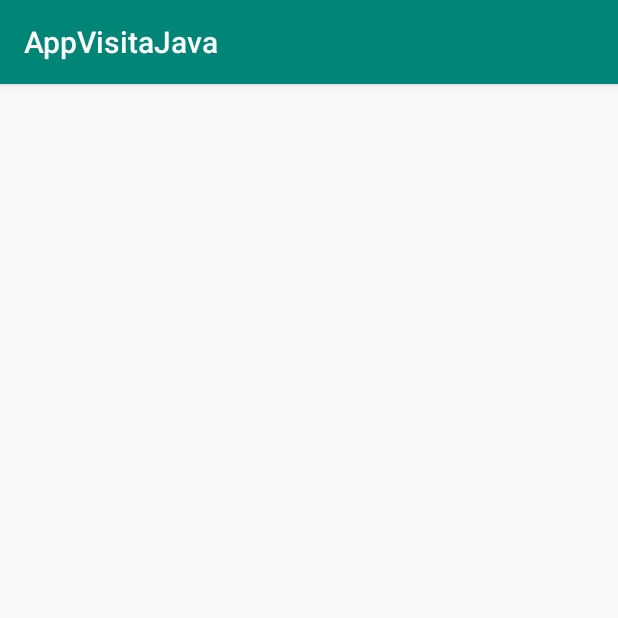
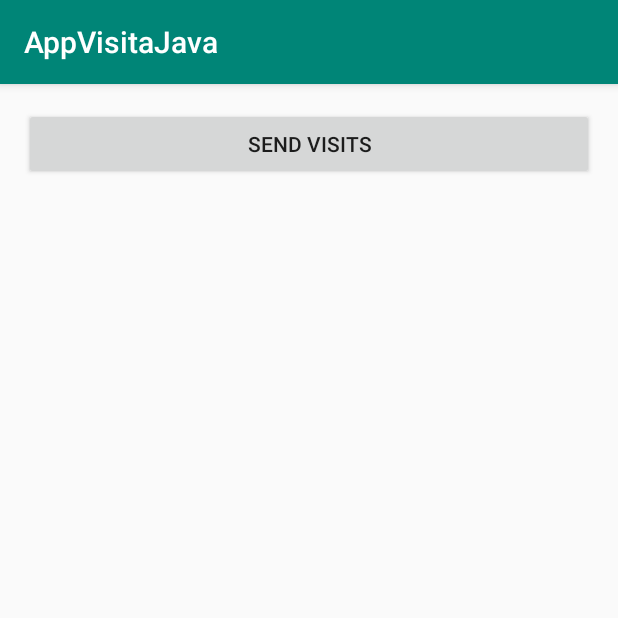
Before and after one commit to RogerBV/AppVisitaJava, an Android app: the SendVisitsActivity screen opened directly, with no data from a screen before it, on a phone screen of 412 x 824 dp, the top half of it. Run offline under Robolectric (Android 15) with nearby library versions, the phone set to English and light mode, and no system bars; libraries missing offline, so code that uses them is left out: org.ksoap2, org.ksoap2.serialization, org.ksoap2.transport.

Commit message:
Send Visits

```diff
--- a/app/build.gradle
+++ b/app/build.gradle
@@ -23,6 +23,7 @@ dependencies {
     implementation 'androidx.appcompat:appcompat:1.0.2'
     implementation 'androidx.constraintlayout:constraintlayout:1.1.3'
     implementation 'com.google.android.gms:play-services-maps:17.0.0'
+    implementation 'com.google.code.gson:gson:2.8.2'
     testImplementation 'junit:junit:4.12'
     androidTestImplementation 'androidx.test.ext:junit:1.1.0'
     androidTestImplementation 'androidx.test.espresso:espresso-core:3.1.1'
--- a/app/src/main/java/com/roger/appvisitajava/SendVisitsActivity.java
+++ b/app/src/main/java/com/roger/appvisitajava/SendVisitsActivity.java
@@ -4,6 +4,12 @@ import androidx.appcompat.app.AppCompatActivity;
 
 import android.os.AsyncTask;
 import android.os.Bundle;
+import android.view.View;
+import android.widget.Button;
+
+import com.google.gson.Gson;
+import com.roger.Entities.VisitClient;
+import com.roger.dao.VisitClientDAO;
 
 import org.ksoap2.SoapEnvelope;
 import org.ksoap2.serialization.SoapObject;
@@ -11,16 +17,35 @@ import org.ksoap2.serialization.SoapPrimitive;
 import org.ksoap2.serialization.SoapSerializationEnvelope;
 import org.ksoap2.transport.HttpTransportSE;
 
-public class SendVisitsActivity extends AppCompatActivity {
+import java.util.List;
+
+public class SendVisitsActivity extends AppCompatActivity implements View.OnClickListener {
     private static String Method="RegistrarVisitas";
     private static String NAMESPACE = "http://tempuri.org/";
     private static String URL = "http://192.168.29.1/Prueba/WSCajaTrujillo.asmx?WSDL";
     private static String SOAPMethod = NAMESPACE+Method;
+    Button btnSendVisits;
     @Override
     protected void onCreate(Bundle savedInstanceState) {
         super.onCreate(savedInstanceState);
         setContentView(R.layout.activity_send_visits);
+        btnSendVisits = findViewById(R.id.btnSendVisits);
+        btnSendVisits.setOnClickListener(this);
     }
+
+    @Override
+    public void onClick(View v) {
+        if(v.getId() == btnSendVisits.getId())
+        {
+            VisitClientDAO dao = new VisitClientDAO(getApplicationContext());
+            List<VisitClient> lst = dao.ListarPosiciones();
+            String json = new Gson().toJson(lst);
+
+            WSTask envio = new WSTask();
+            envio.execute(json);
+        }
+    }
+
     private class WSTask extends AsyncTask<String, Void, String> {
 
         @Override
--- a/app/src/main/res/layout/activity_send_visits.xml
+++ b/app/src/main/res/layout/activity_send_visits.xml
@@ -1,9 +1,19 @@
 <?xml version="1.0" encoding="utf-8"?>
-<androidx.constraintlayout.widget.ConstraintLayout xmlns:android="http://schemas.android.com/apk/res/android"
-    xmlns:app="http://schemas.android.com/apk/res-auto"
+<RelativeLayout xmlns:android="http://schemas.android.com/apk/res/android"
     xmlns:tools="http://schemas.android.com/tools"
     android:layout_width="match_parent"
     android:layout_height="match_parent"
+    android:paddingBottom="16dp"
+    android:paddingLeft="16dp"
+    android:paddingRight="16dp"
+    android:paddingTop="16dp"
     tools:context=".SendVisitsActivity">
-
-</androidx.constraintlayout.widget.ConstraintLayout>
+    <Button
+        android:layout_width="fill_parent"
+        android:layout_height="wrap_content"
+        android:text="Send Visits"
+        android:id="@+id/btnSendVisits"
+        android:layout_alignParentTop="true"
+        android:layout_alignParentRight="true"
+        android:layout_alignParentEnd="true" />
+</RelativeLayout>
```
